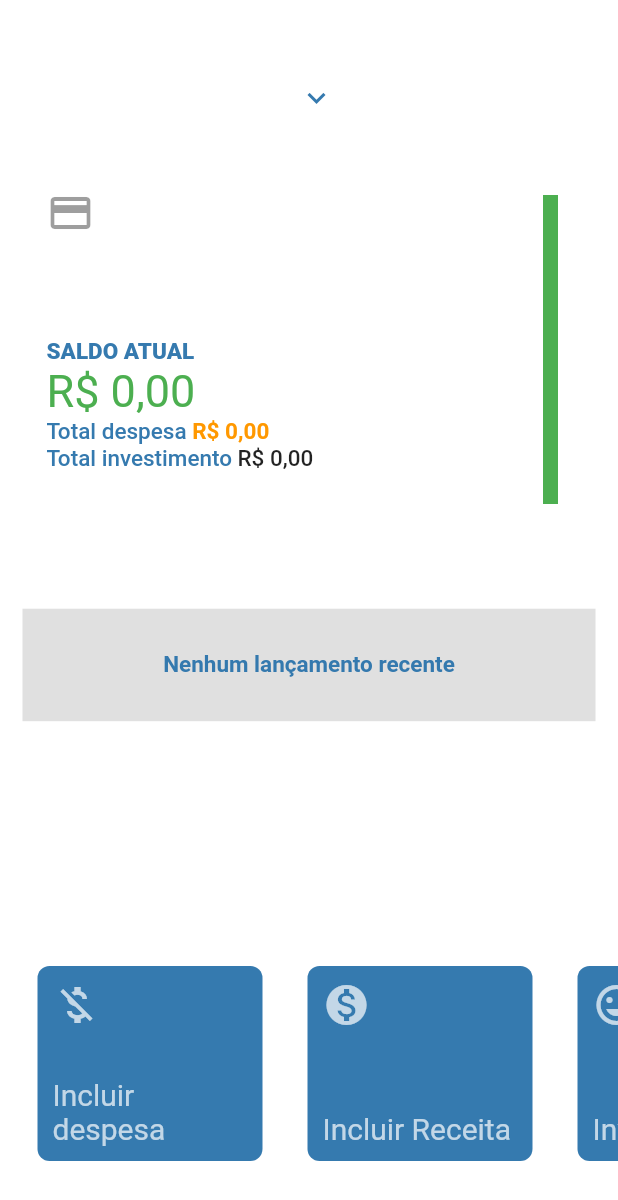
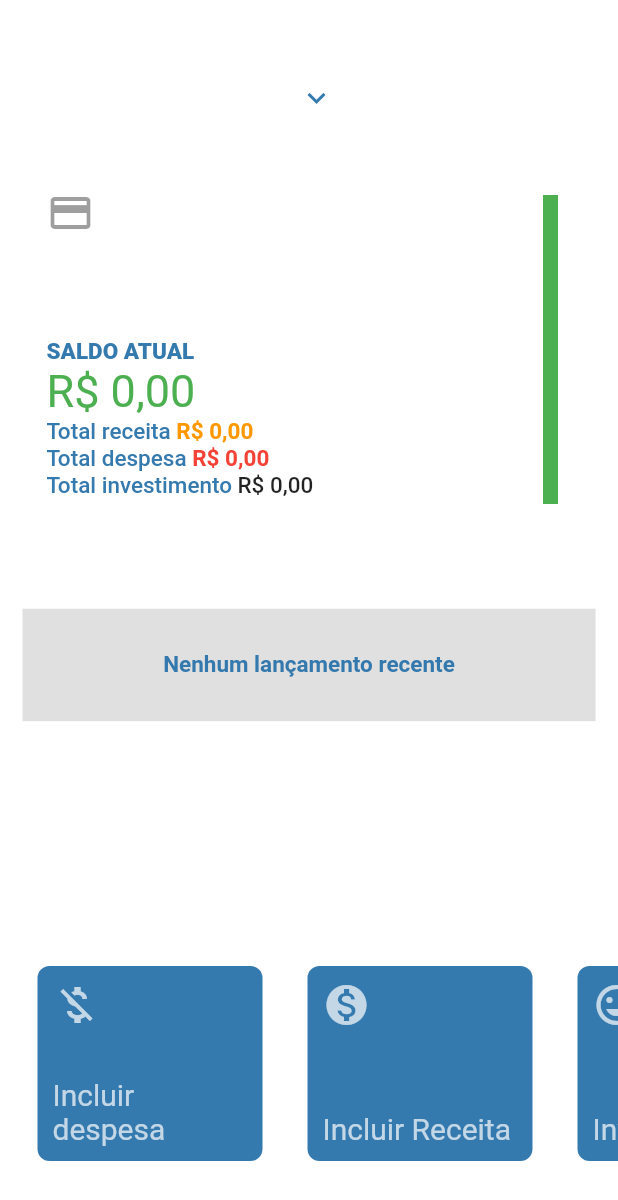
Before and after one commit to jonathandsantiago/flutter_firebase, a Flutter app: the screen it shows once a user with an empty profile is signed in, on a phone screen of 412 x 824 dp. Shown: the top 1200 px of the screen. Run offline on Flutter 3.47's test engine with Material 2 defaults, Android fonts, the phone set to English and light mode, and no system bars; our stand-ins replace cloud_firestore, currency_text_input_formatter, firebase_auth, firebase_core; accounts and stored records are empty; network calls fail.

```diff
--- a/lib/src/ui/financeiro/financeiro_detalhes.dart
+++ b/lib/src/ui/financeiro/financeiro_detalhes.dart
@@ -86,11 +86,27 @@ class FinanceiroDetalhes extends StatelessWidget {
                         Text(
                           _formatter.format(saldo),
                           style: TextStyle(
-                              color: totalDespesa > saldo
-                                  ? Colors.red
-                                  : Colors.green,
+                              color: saldo < 0 ? Colors.red : Colors.green,
                               fontWeight: FontWeight.w400,
                               fontSize: 30.0),
+                        ),
+                        Row(
+                          children: <Widget>[
+                            const Text(
+                              "Total receita ",
+                              style: TextStyle(
+                                  color: ColorConstant.colorMain,
+                                  fontWeight: FontWeight.w500,
+                                  fontSize: 15.0),
+                            ),
+                            Text(
+                              _formatter.format(totalReceita),
+                              style: const TextStyle(
+                                  color: Colors.orange,
+                                  fontWeight: FontWeight.bold,
+                                  fontSize: 15.0),
+                            ),
+                          ],
                         ),
                         Row(
                           children: <Widget>[
@@ -104,7 +120,7 @@ class FinanceiroDetalhes extends StatelessWidget {
                             Text(
                               _formatter.format(totalDespesa),
                               style: const TextStyle(
-                                  color: Colors.orange,
+                                  color: Colors.red,
                                   fontWeight: FontWeight.bold,
                                   fontSize: 15.0),
                             ),
@@ -144,7 +160,7 @@ class FinanceiroDetalhes extends StatelessWidget {
                         width: MediaQuery.of(context).size.height * .25,
                         child: LinearProgressIndicator(
                           backgroundColor:
-                              totalDespesa > saldo ? Colors.red : Colors.green,
+                              saldo < 0 ? Colors.red : Colors.green,
                           valueColor: const AlwaysStoppedAnimation<Color>(
                               Colors.orange),
                           value: _totalDespesa,
--- a/lib/src/ui/home/home_content.dart
+++ b/lib/src/ui/home/home_content.dart
@@ -102,7 +102,7 @@ class _HomeContentState extends State<HomeContent>
               left: 0,
               right: 0,
               bottom: lerp(maxQuickActionsMargin, minQuickActionsMargin),
-              child: HomeActions(),
+              child: const HomeActions(),
             )
           ],
         );
--- a/lib/src/ui/login/login_page.dart
+++ b/lib/src/ui/login/login_page.dart
@@ -24,8 +24,8 @@ class _LoginPageState extends State<LoginPage> {
           Center(
             child: ElevatedButton(
               style: const ButtonStyle(),
-              onPressed: () =>
-                  _authRepository.loginPorEmailAsync('seu-email', 'sua-senha'),
+              onPressed: () => _authRepository.loginPorEmailAsync(
+                  'jonathandcsantiago@outlook.com', 'Ab123456.'),
               child: const Text("Sign In"),
             ),
           )
```
Also changed, not shown: lib/src/repositories/financeiro_repository.dart (+0 -7 lines), lib/src/widgets/input_text.dart (deleted, +0 -50 lines), 1 other file.
